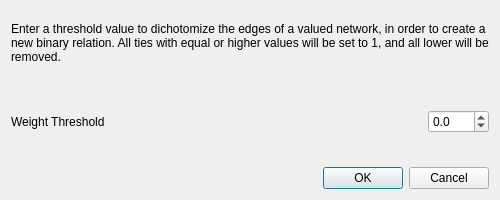
This is src/forms/dialogedgedichotomization.ui in socnetv/app as Qt 5 draws it before an edit. The edited form follows.
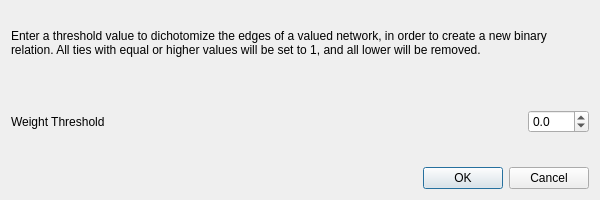
This is the edited form.

```diff
--- a/src/forms/dialogedgedichotomization.ui
+++ b/src/forms/dialogedgedichotomization.ui
@@ -6,13 +6,13 @@
    <rect>
     <x>0</x>
     <y>0</y>
-    <width>500</width>
+    <width>600</width>
     <height>200</height>
    </rect>
   </property>
   <property name="minimumSize">
    <size>
-    <width>500</width>
+    <width>600</width>
     <height>200</height>
    </size>
   </property>
```
Left out of the diff: 14 changed lines with no effect on the pictures.
